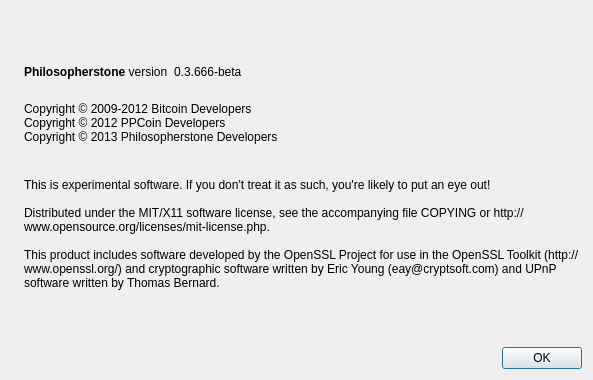
This is src/qt/forms/aboutdialog.ui in philosopherstonecoin/philosopherstone as Qt 5 draws it before an edit. The edited form follows.
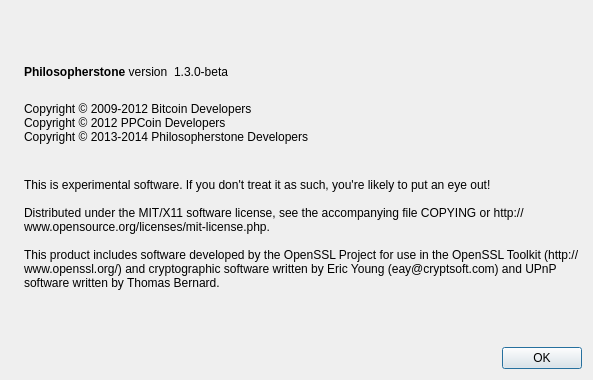
This is the edited form. Icons and pictures are not drawn.

```diff
--- a/src/qt/forms/aboutdialog.ui
+++ b/src/qt/forms/aboutdialog.ui
@@ -63,7 +63,7 @@
           <cursorShape>IBeamCursor</cursorShape>
          </property>
          <property name="text">
-          <string notr="true">0.3.666-beta</string>
+          <string notr="true">1.3.0-beta</string>
          </property>
          <property name="textInteractionFlags">
           <set>Qt::LinksAccessibleByMouse|Qt::TextSelectableByKeyboard|Qt::TextSelectableByMouse</set>
@@ -94,7 +94,7 @@
         <string>
 Copyright © 2009-2012 Bitcoin Developers
 Copyright © 2012 PPCoin Developers
-Copyright © 2013 Philosopherstone Developers
+Copyright © 2013-2014 Philosopherstone Developers
 </string>
        </property>
        <property name="textInteractionFlags">
```
